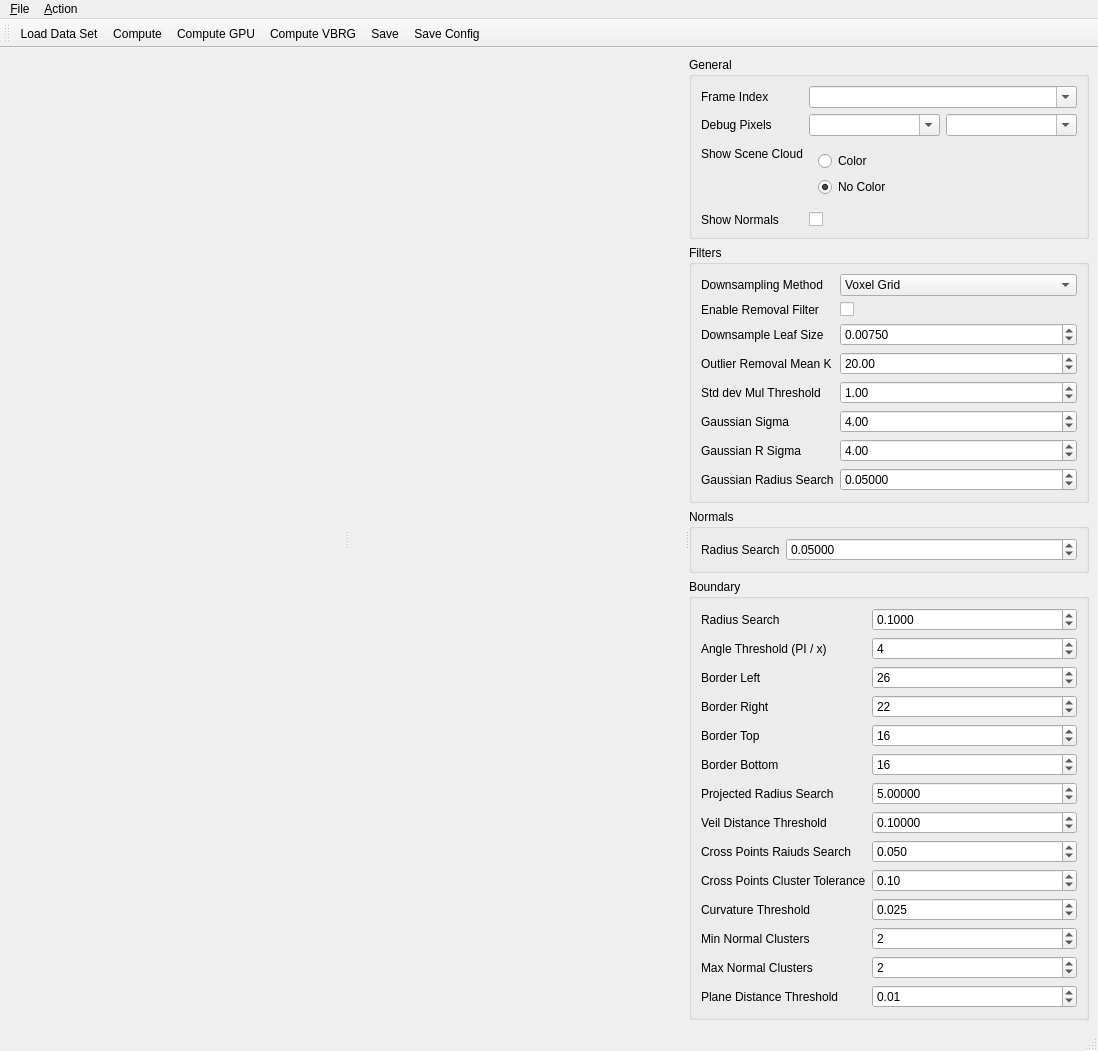
oneminute/RecFLS, file src/ui/ToolWindowBoundaryExtractor.ui: the form before one commit.
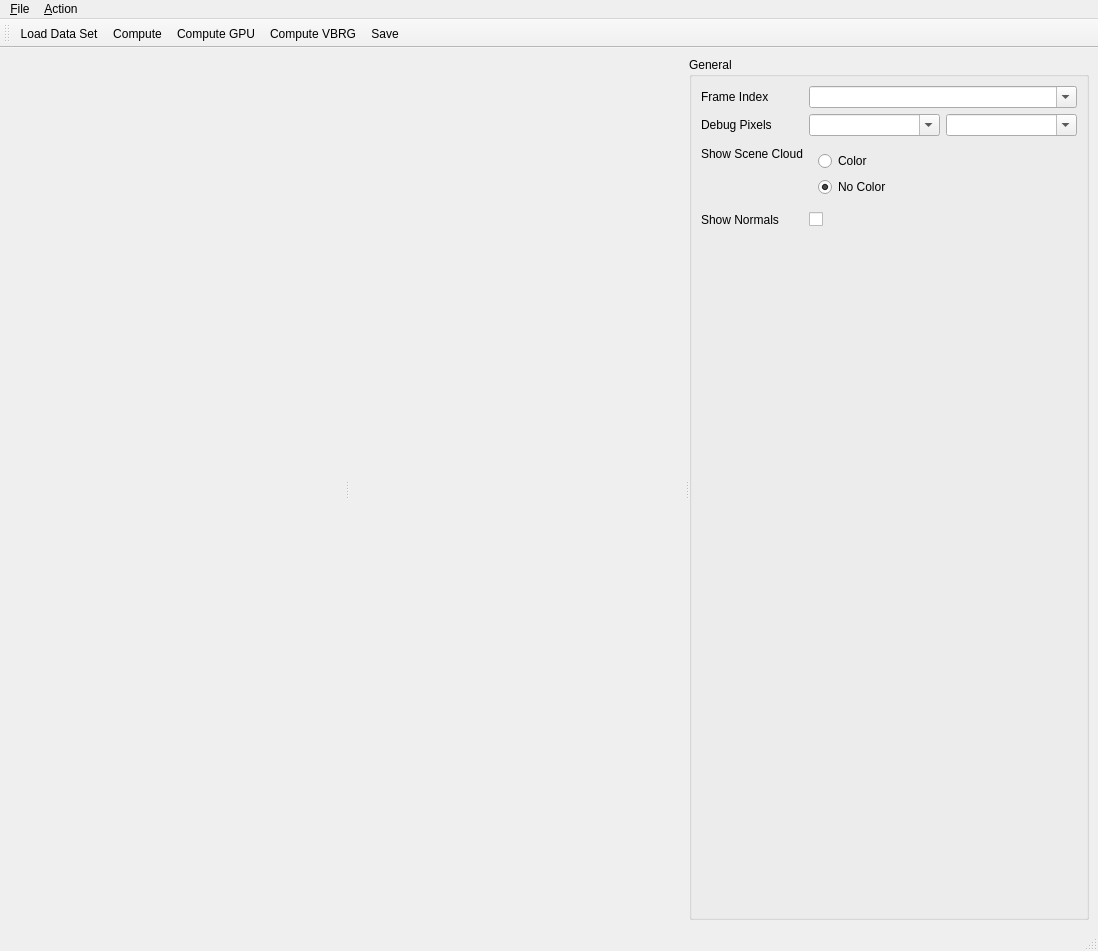
The form after the commit.

Diff of the .ui file:
```diff
--- a/src/ui/ToolWindowBoundaryExtractor.ui
+++ b/src/ui/ToolWindowBoundaryExtractor.ui
@@ -132,497 +132,6 @@
           </layout>
          </widget>
         </item>
-        <item>
-         <widget class="QGroupBox" name="groupBox">
-          <property name="title">
-           <string>Filters</string>
-          </property>
-          <layout class="QFormLayout" name="formLayout">
-           <item row="3" column="0">
-            <widget class="QLabel" name="label">
-             <property name="text">
-              <string>Outlier Removal Mean K</string>
-             </property>
-            </widget>
-           </item>
-           <item row="3" column="1">
-            <widget class="QDoubleSpinBox" name="doubleSpinBoxOutlierRemovalMeanK">
-             <property name="minimum">
-              <double>5.000000000000000</double>
-             </property>
-             <property name="maximum">
-              <double>500.000000000000000</double>
-             </property>
-             <property name="singleStep">
-              <double>1.000000000000000</double>
-             </property>
-             <property name="value">
-              <double>20.000000000000000</double>
-             </property>
-            </widget>
-           </item>
-           <item row="4" column="0">
-            <widget class="QLabel" name="label_2">
-             <property name="text">
-              <string>Std dev Mul Threshold</string>
-             </property>
-            </widget>
-           </item>
-           <item row="4" column="1">
-            <widget class="QDoubleSpinBox" name="doubleSpinBoxStddevMulThresh">
-             <property name="maximum">
-              <double>10.000000000000000</double>
-             </property>
-             <property name="singleStep">
-              <double>0.100000000000000</double>
-             </property>
-             <property name="value">
-              <double>1.000000000000000</double>
-             </property>
-            </widget>
-           </item>
-           <item row="5" column="0">
-            <widget class="QLabel" name="label_3">
-             <property name="text">
-              <string>Gaussian Sigma</string>
-             </property>
-            </widget>
-           </item>
-           <item row="6" column="0">
-            <widget class="QLabel" name="label_4">
-             <property name="text">
-              <string>Gaussian R Sigma</string>
-             </property>
-            </widget>
-           </item>
-           <item row="5" column="1">
-            <widget class="QDoubleSpinBox" name="doubleSpinBoxGaussianSigma">
-             <property name="maximum">
-              <double>50.000000000000000</double>
-             </property>
-             <property name="singleStep">
-              <double>0.100000000000000</double>
-             </property>
-             <property name="value">
-              <double>4.000000000000000</double>
-             </property>
-            </widget>
-           </item>
-           <item row="6" column="1">
-            <widget class="QDoubleSpinBox" name="doubleSpinBoxGaussianRSigma">
-             <property name="maximum">
-              <double>50.000000000000000</double>
-             </property>
-             <property name="singleStep">
-              <double>0.100000000000000</double>
-             </property>
-             <property name="value">
-              <double>4.000000000000000</double>
-             </property>
-            </widget>
-           </item>
-           <item row="7" column="0">
-            <widget class="QLabel" name="label_8">
-             <property name="text">
-              <string>Gaussian Radius Search</string>
-             </property>
-            </widget>
-           </item>
-           <item row="7" column="1">
-            <widget class="QDoubleSpinBox" name="doubleSpinBoxGaussianRadiusSearch">
-             <property name="decimals">
-              <number>5</number>
-             </property>
-             <property name="maximum">
-              <double>5.000000000000000</double>
-             </property>
-             <property name="singleStep">
-              <double>0.010000000000000</double>
-             </property>
-             <property name="value">
-              <double>0.050000000000000</double>
-             </property>
-            </widget>
-           </item>
-           <item row="2" column="0">
-            <widget class="QLabel" name="label_9">
-             <property name="text">
-              <string>Downsample Leaf Size</string>
-             </property>
-            </widget>
-           </item>
-           <item row="2" column="1">
-            <widget class="QDoubleSpinBox" name="doubleSpinBoxDownsampleLeafSize">
-             <property name="decimals">
-              <number>5</number>
-             </property>
-             <property name="maximum">
-              <double>1.000000000000000</double>
-             </property>
-             <property name="singleStep">
-              <double>0.001000000000000</double>
-             </property>
-             <property name="value">
-              <double>0.007500000000000</double>
-             </property>
-            </widget>
-           </item>
-           <item row="0" column="0">
-            <widget class="QLabel" name="label_13">
-             <property name="text">
-              <string>Downsampling Method</string>
-             </property>
-            </widget>
-           </item>
-           <item row="1" column="0">
-            <widget class="QLabel" name="label_14">
-             <property name="text">
-              <string>Enable Removal Filter</string>
-             </property>
-            </widget>
-           </item>
-           <item row="1" column="1">
-            <widget class="QCheckBox" name="checkBoxEnableRemovalFilter">
-             <property name="text">
-              <string/>
-             </property>
-            </widget>
-           </item>
-           <item row="0" column="1">
-            <widget class="QComboBox" name="comboBoxDownsamplingMethod">
-             <property name="currentIndex">
-              <number>0</number>
-             </property>
-             <item>
-              <property name="text">
-               <string>Voxel Grid</string>
-              </property>
-             </item>
-             <item>
-              <property name="text">
-               <string>Uniform Sampling</string>
-              </property>
-             </item>
-            </widget>
-           </item>
-          </layout>
-         </widget>
-        </item>
-        <item>
-         <widget class="QGroupBox" name="groupBox_3">
-          <property name="title">
-           <string>Normals</string>
-          </property>
-          <layout class="QFormLayout" name="formLayout_3">
-           <item row="0" column="0">
-            <widget class="QLabel" name="label_10">
-             <property name="text">
-              <string>Radius Search</string>
-             </property>
-            </widget>
-           </item>
-           <item row="0" column="1">
-            <widget class="QDoubleSpinBox" name="doubleSpinBoxNormalsRadiusSearch">
-             <property name="decimals">
-              <number>5</number>
-             </property>
-             <property name="maximum">
-              <double>1.000000000000000</double>
-             </property>
-             <property name="singleStep">
-              <double>0.001000000000000</double>
-             </property>
-             <property name="value">
-              <double>0.050000000000000</double>
-             </property>
-            </widget>
-           </item>
-          </layout>
-         </widget>
-        </item>
-        <item>
-         <widget class="QGroupBox" name="groupBox_4">
-          <property name="title">
-           <string>Boundary</string>
-          </property>
-          <layout class="QFormLayout" name="formLayout_4">
-           <item row="0" column="0">
-            <widget class="QLabel" name="label_11">
-             <property name="text">
-              <string>Radius Search</string>
-             </property>
-            </widget>
-           </item>
-           <item row="0" column="1">
-            <widget class="QDoubleSpinBox" name="doubleSpinBoxRadiusSearch">
-             <property name="decimals">
-              <number>4</number>
-             </property>
-             <property name="maximum">
-              <double>1.000000000000000</double>
-             </property>
-             <property name="singleStep">
-              <double>0.010000000000000</double>
-             </property>
-             <property name="value">
-              <double>0.100000000000000</double>
-             </property>
-            </widget>
-           </item>
-           <item row="1" column="0">
-            <widget class="QLabel" name="label_12">
-             <property name="text">
-              <string>Angle Threshold (PI / x)</string>
-             </property>
-            </widget>
-           </item>
-           <item row="1" column="1">
-            <widget class="QSpinBox" name="spinBoxAngleThresholdDivision">
-             <property name="minimum">
-              <number>1</number>
-             </property>
-             <property name="maximum">
-              <number>360</number>
-             </property>
-             <property name="value">
-              <number>4</number>
-             </property>
-            </widget>
-           </item>
-           <item row="2" column="0">
-            <widget class="QLabel" name="label_15">
-             <property name="text">
-              <string>Border Left</string>
-             </property>
-            </widget>
-           </item>
-           <item row="2" column="1">
-            <widget class="QSpinBox" name="spinBoxBorderLeft">
-             <property name="value">
-              <number>26</number>
-             </property>
-             <property name="displayIntegerBase">
-              <number>10</number>
-             </property>
-            </widget>
-           </item>
-           <item row="4" column="0">
-            <widget class="QLabel" name="label_16">
-             <property name="text">
-              <string>Border Top</string>
-             </property>
-            </widget>
-           </item>
-           <item row="4" column="1">
-            <widget class="QSpinBox" name="spinBoxBorderTop">
-             <property name="value">
-              <number>16</number>
-             </property>
-             <property name="displayIntegerBase">
-              <number>10</number>
-             </property>
-            </widget>
-           </item>
-           <item row="6" column="0">
-            <widget class="QLabel" name="label_17">
-             <property name="text">
-              <string>Projected Radius Search</string>
-             </property>
-            </widget>
-           </item>
-           <item row="6" column="1">
-            <widget class="QDoubleSpinBox" name="doubleSpinBoxProjectedRadiusSearch">
-             <property name="decimals">
-              <number>5</number>
-             </property>
-             <property name="maximum">
-              <double>180.000000000000000</double>
-             </property>
-             <property name="singleStep">
-              <double>1.000000000000000</double>
-             </property>
-             <property name="value">
-              <double>5.000000000000000</double>
-             </property>
-            </widget>
-           </item>
-           <item row="7" column="0">
-            <widget class="QLabel" name="label_18">
-             <property name="text">
-              <string>Veil Distance Threshold</string>
-             </property>
-            </widget>
-           </item>
-           <item row="7" column="1">
-            <widget class="QDoubleSpinBox" name="doubleSpinBoxVeilDistanceThreshold">
-             <property name="decimals">
-              <number>5</number>
-             </property>
-             <property name="maximum">
-              <double>1.000000000000000</double>
-             </property>
-             <property name="singleStep">
-              <double>0.010000000000000</double>
-             </property>
-             <property name="value">
-              <double>0.100000000000000</double>
-             </property>
-            </widget>
-           </item>
-           <item row="3" column="0">
-            <widget class="QLabel" name="label_19">
-             <property name="text">
-              <string>Border Right</string>
-             </property>
-            </widget>
-           </item>
-           <item row="5" column="0">
-            <widget class="QLabel" name="label_20">
-             <property name="text">
-              <string>Border Bottom</string>
-             </property>
-            </widget>
-           </item>
-           <item row="3" column="1">
-            <widget class="QSpinBox" name="spinBoxBorderRight">
-             <property name="value">
-              <number>22</number>
-             </property>
-            </widget>
-           </item>
-           <item row="5" column="1">
-            <widget class="QSpinBox" name="spinBoxBorderBottom">
-             <property name="value">
-              <number>16</number>
-             </property>
-            </widget>
-           </item>
-           <item row="8" column="0">
-            <widget class="QLabel" name="label_21">
-             <property name="text">
-              <string>Cross Points Raiuds Search</string>
-             </property>
-            </widget>
-           </item>
-           <item row="10" column="0">
-            <widget class="QLabel" name="label_22">
-             <property name="text">
-              <string>Curvature Threshold</string>
-             </property>
-            </widget>
-           </item>
-           <item row="11" column="0">
-            <widget class="QLabel" name="label_23">
-             <property name="text">
-              <string>Min Normal Clusters</string>
-             </property>
-            </widget>
-           </item>
-           <item row="12" column="0">
-            <widget class="QLabel" name="label_24">
-             <property name="text">
-              <string>Max Normal Clusters</string>
-             </property>
-            </widget>
-           </item>
-           <item row="8" column="1">
-            <widget class="QDoubleSpinBox" name="doubleSpinBoxCrossPointsRadiusSearch">
-             <property name="decimals">
-              <number>3</number>
-             </property>
-             <property name="maximum">
-              <double>1.000000000000000</double>
-             </property>
-             <property name="singleStep">
-              <double>0.010000000000000</double>
-             </property>
-             <property name="value">
-              <double>0.050000000000000</double>
-             </property>
-            </widget>
-           </item>
-           <item row="10" column="1">
-            <widget class="QDoubleSpinBox" name="doubleSpinBoxCurvatureThreshold">
-             <property name="decimals">
-              <number>3</number>
-             </property>
-             <property name="maximum">
-              <double>1.000000000000000</double>
-             </property>
-             <property name="singleStep">
-              <double>0.001000000000000</double>
-             </property>
-             <property name="value">
-              <double>0.025000000000000</double>
-             </property>
-            </widget>
-           </item>
-           <item row="11" column="1">
-            <widget class="QSpinBox" name="spinBoxMinNormalClusters">
-             <property name="maximum">
-              <number>99</number>
-             </property>
-             <property name="value">
-              <number>2</number>
-             </property>
-            </widget>
-           </item>
-           <item row="12" column="1">
-            <widget class="QSpinBox" name="spinBoxMaxNormalClusters">
-             <property name="maximum">
-              <number>99</number>
-             </property>
-             <property name="value">
-              <number>2</number>
-             </property>
-            </widget>
-           </item>
-           <item row="9" column="0">
-            <widget class="QLabel" name="label_25">
-             <property name="text">
-              <string>Cross Points Cluster Tolerance</string>
-             </property>
-            </widget>
-           </item>
-           <item row="9" column="1">
-            <widget class="QDoubleSpinBox" name="doubleSpinBoxCrossPointsClusterTolerance">
-             <property name="decimals">
-              <number>2</number>
-             </property>
-             <property name="maximum">
-              <double>1.000000000000000</double>
-             </property>
-             <property name="singleStep">
-              <double>0.100000000000000</double>
-             </property>
-             <property name="value">
-              <double>0.100000000000000</double>
-             </property>
-            </widget>
-           </item>
-           <item row="13" column="0">
-            <widget class="QLabel" name="label_26">
-             <property name="text">
-              <string>Plane Distance Threshold</string>
-             </property>
-            </widget>
-           </item>
-           <item row="13" column="1">
-            <widget class="QDoubleSpinBox" name="doubleSpinBoxPlaneDistanceThreshold">
-             <property name="maximum">
-              <double>1.000000000000000</double>
-             </property>
-             <property name="singleStep">
-              <double>0.010000000000000</double>
-             </property>
-             <property name="value">
-              <double>0.010000000000000</double>
-             </property>
-            </widget>
-           </item>
-          </layout>
-         </widget>
-        </item>
        </layout>
       </widget>
      </widget>
@@ -671,7 +180,6 @@
    <addaction name="actionCompute_GPU"/>
    <addaction name="actionCompute_VBRG"/>
    <addaction name="actionSave"/>
-   <addaction name="actionSave_Config"/>
   </widget>
   <action name="actionLoad_Data_Set">
    <property name="text">
```
